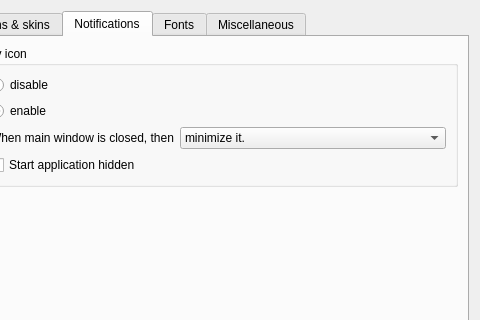
Qt form src/gui/formsettings.ui (martinrotter/rssguard) before a commit; both pictures show x 200 to 680 and y 0 to 320 of the 680 by 414 pixel window.
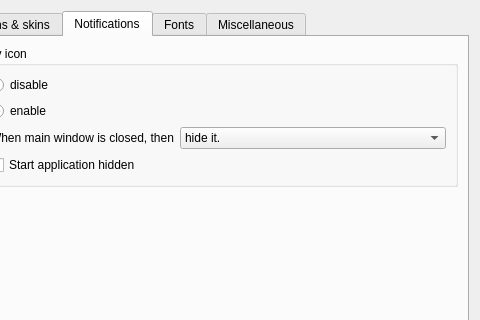
The same form after that commit. The open tabs and pages were chosen to show the change.

Diff of the .ui file:
```diff
--- a/src/gui/formsettings.ui
+++ b/src/gui/formsettings.ui
@@ -161,7 +161,7 @@
                <widget class="QComboBox" name="m_cmbTrayClose">
                 <item>
                  <property name="text">
-                  <string>minimize it.</string>
+                  <string>hide it.</string>
                  </property>
                 </item>
                 <item>
```
Left out of the diff: 4 changed lines with no effect on the pictures.
